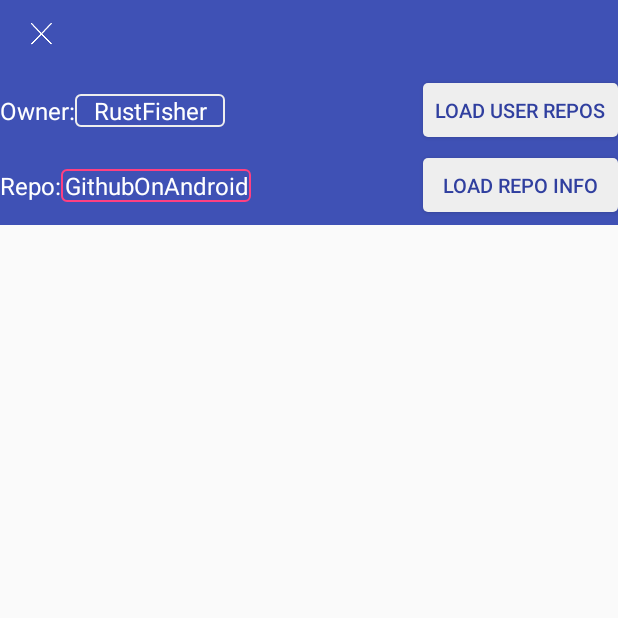
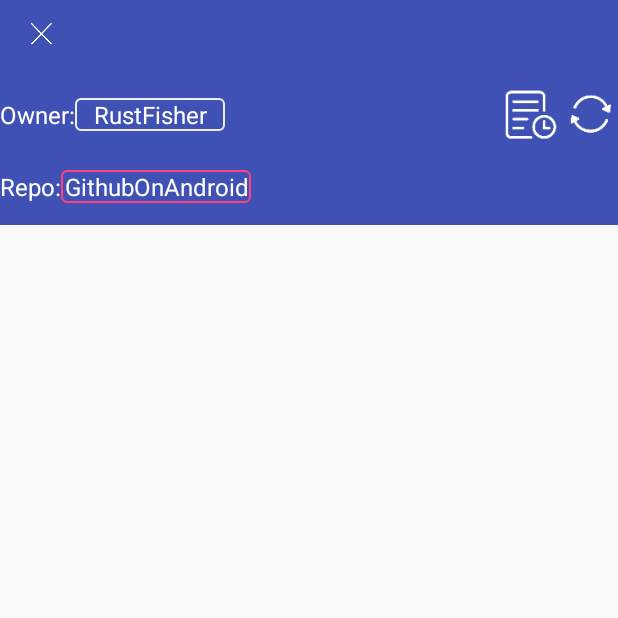
Before and after one commit to RustFisher/GithubOnAndroid, an Android app: the screen it shows after launch (MainActivity), on a phone screen of 412 x 824 dp, the top half of it. Run offline under Robolectric (Android 15) with nearby library versions, the phone set to English and light mode, and no system bars; our stand-ins replace ButterKnife; libraries missing offline, so code that uses them is left out: rx.android.schedulers, rx.functions, rx.schedulers.

```diff
--- a/app/src/main/java/com/rustfisher/githubonandroid/PageManager.java
+++ b/app/src/main/java/com/rustfisher/githubonandroid/PageManager.java
@@ -8,6 +8,15 @@ import java.util.ArrayList;
 public class PageManager {
 
     private static ArrayList<Activity> repoActList = new ArrayList<>();
+    private static ArrayList<String> ownerHistoryTextList = new ArrayList<>();
+
+    public static ArrayList<String> getOwnerHistoryTextList() {
+        return ownerHistoryTextList;
+    }
+
+    public static void setOwnerHistoryTextList(ArrayList<String> ownerHistoryTextList) {
+        PageManager.ownerHistoryTextList = ownerHistoryTextList;
+    }
 
     public static int getRepoActListSize() {
         return repoActList.size();
--- a/app/src/main/java/com/rustfisher/githubonandroid/activity/MainActivity.java
+++ b/app/src/main/java/com/rustfisher/githubonandroid/activity/MainActivity.java
@@ -1,6 +1,7 @@
 package com.rustfisher.githubonandroid.activity;
 
 import android.app.Activity;
+import android.app.FragmentTransaction;
 import android.app.ProgressDialog;
 import android.content.BroadcastReceiver;
 import android.content.Context;
@@ -10,6 +11,7 @@ import android.graphics.Color;
 import android.os.Bundle;
 import android.support.design.widget.CollapsingToolbarLayout;
 import android.support.design.widget.CoordinatorLayout;
+import android.support.v4.content.ContextCompat;
 import android.support.v7.widget.RecyclerView;
 import android.support.v7.widget.Toolbar;
 import android.text.TextUtils;
@@ -22,6 +24,7 @@ import com.rustfisher.githubonandroid.PageManager;
 import com.rustfisher.githubonandroid.R;
 import com.rustfisher.githubonandroid.network.NetworkCenter;
 import com.rustfisher.githubonandroid.network.bean.UserRepo;
+import com.rustfisher.githubonandroid.widget.HistoryDialogFragment;
 import com.rustfisher.githubonandroid.widget.InputField;
 import com.rustfisher.githubonandroid.widget.UserRepoInfo;
 import com.rustfisher.githubonandroid.widget.ViewStore;
@@ -55,6 +58,7 @@ public class MainActivity extends Activity {
 
     private ProgressDialog mProgressDialog;
     private RepoListAdapter mRepoListAdapter;
+    HistoryDialogFragment mHistoryDialogFragment;
 
     @Override
     protected void onCreate(Bundle savedInstanceState) {
@@ -82,6 +86,7 @@ public class MainActivity extends Activity {
     private void initUI() {
         ButterKnife.bind(this);
         mProgressDialog = ViewStore.getProgressDialog1(this);
+        mHistoryDialogFragment = new HistoryDialogFragment();
         mRoot.setOnClickListener(new View.OnClickListener() {
             @Override
             public void onClick(View v) {
@@ -90,8 +95,8 @@ public class MainActivity extends Activity {
         });
 
         mOwnerInputField.setEtText("RustFisher");
-        mOwnerInputField.setText("Owner:", getText(R.string.owner), getText(R.string.load_repos));
-        mOwnerInputField.setRightBtnOnclickListener(new View.OnClickListener() {
+        mOwnerInputField.setText("Owner:", getText(R.string.owner));
+        mOwnerInputField.setFarRightOnclickListener(new View.OnClickListener() {
             @Override
             public void onClick(View v) {
                 hideSoftKeyboard();
@@ -99,10 +104,21 @@ public class MainActivity extends Activity {
                 loadOwnerRepos(mOwnerInputField.getEtText());
             }
         });
+        mOwnerInputField.setRightOnclickListener(new View.OnClickListener() {
+            @Override
+            public void onClick(View v) {
+                Bundle bundle = new Bundle();
+                bundle.putStringArrayList(HistoryDialogFragment.K_HISTORY_LIST, PageManager.getOwnerHistoryTextList());
+                mHistoryDialogFragment.setArguments(bundle);
+                mHistoryDialogFragment.show(getFragmentManager(), "a");
+            }
+        });
+        mOwnerInputField.setFarRightDrawable(ContextCompat.getDrawable(getApplication(), R.mipmap.ic_refresh));
+        mOwnerInputField.setRightIvDrawable(ContextCompat.getDrawable(getApplication(), R.mipmap.ic_history));
 
         mRepoInputField.setEtText("GithubOnAndroid");
-        mRepoInputField.setText("Repo:", getText(R.string.repo), getText(R.string.load_repo_info));
-        mRepoInputField.setRightBtnOnclickListener(new View.OnClickListener() {
+        mRepoInputField.setText("Repo:", getText(R.string.repo));
+        mRepoInputField.setFarRightOnclickListener(new View.OnClickListener() {
             @Override
             public void onClick(View v) {
                 hideSoftKeyboard();
@@ -141,7 +157,7 @@ public class MainActivity extends Activity {
 
     private void initUtils() {
         registerReceiver(mBroadcastReceiver, makeIFilter());
-        loadOwnerRepos(mOwnerInputField.getEtText());
+//        loadOwnerRepos(mOwnerInputField.getEtText());
     }
 
     private void clearEtFocus() {
--- a/app/src/main/java/com/rustfisher/githubonandroid/activity/WelcomeActivity.java
+++ b/app/src/main/java/com/rustfisher/githubonandroid/activity/WelcomeActivity.java
@@ -7,25 +7,56 @@ import android.os.Bundle;
 import android.os.Handler;
 import android.view.WindowManager;
 
+import com.rustfisher.githubonandroid.PageManager;
 import com.rustfisher.githubonandroid.R;
 
+import java.util.ArrayList;
+
 public class WelcomeActivity extends Activity {
-
-    Handler mHandler = new Handler();
 
     @Override
     protected void onCreate(Bundle savedInstanceState) {
         super.onCreate(savedInstanceState);
         setContentView(R.layout.act_welcome);
+        initUI();
+    }
 
-        initUI();
-        mHandler.postDelayed(new Runnable() {
+    @Override
+    protected void onStart() {
+        super.onStart();
+
+        new Thread() {
             @Override
             public void run() {
-                startActivity(new Intent(getApplicationContext(), MainActivity.class));
-                finish();
+                super.run();
+                checkDatabase();
+
+                try {
+                    Thread.sleep(500);
+                } catch (InterruptedException e) {
+                    e.printStackTrace();
+                }
+
+                runOnUiThread(new Runnable() {
+                    @Override
+                    public void run() {
+                        startActivity(new Intent(getApplicationContext(), MainActivity.class));
+                        finish();
+                    }
+                });
             }
-        }, 500);
+        }.start();
+    }
+
+    private void checkDatabase() {
+        ArrayList<String> ownerHistoryTextList = new ArrayList<>();
+        // fixme: use SQLite
+        ownerHistoryTextList.add("Google");
+        ownerHistoryTextList.add("Facebook");
+        ownerHistoryTextList.add("Microsoft");
+        ownerHistoryTextList.add("Bilibili");
+        ownerHistoryTextList.add("RustFisher");
+        PageManager.setOwnerHistoryTextList(ownerHistoryTextList);
     }
 
     private void initUI() {
@@ -38,7 +69,5 @@ public class WelcomeActivity extends Activity {
     @Override
     protected void onDestroy() {
         super.onDestroy();
-        mHandler.removeCallbacksAndMessages(null);
-        mHandler = null;
     }
 }
--- a/app/src/main/java/com/rustfisher/githubonandroid/widget/InputField.java
+++ b/app/src/main/java/com/rustfisher/githubonandroid/widget/InputField.java
@@ -1,10 +1,12 @@
 package com.rustfisher.githubonandroid.widget;
 
 import android.content.Context;
+import android.graphics.drawable.Drawable;
 import android.util.AttributeSet;
 import android.view.LayoutInflater;
 import android.widget.Button;
 import android.widget.EditText;
+import android.widget.ImageView;
 import android.widget.RelativeLayout;
 import android.widget.TextView;
 
@@ -15,7 +17,8 @@ public class InputField extends RelativeLayout {
     private RelativeLayout reLayout;
     private TextView leftTv;
     private EditText middleEt;
-    private Button rightBtn;
+    private ImageView farRightIv;
+    private ImageView rightIv;
 
     public InputField(Context context) {
         this(context, null);
@@ -29,17 +32,31 @@ public class InputField extends RelativeLayout {
         }
         leftTv = (TextView) reLayout.findViewById(R.id.leftTv);
         middleEt = (EditText) reLayout.findViewById(R.id.middleEt);
-        rightBtn = (Button) reLayout.findViewById(R.id.rightBtn);
+        farRightIv = (ImageView) reLayout.findViewById(R.id.farRightIv);
+        rightIv = (ImageView) reLayout.findViewById(R.id.rightIv);
     }
 
-    public void setText(CharSequence leftText, CharSequence etHint, CharSequence btnText) {
+    public void setRightIvDrawable(Drawable drawable) {
+        rightIv.setImageDrawable(drawable);
+        rightIv.setVisibility(VISIBLE);
+    }
+
+    public void setFarRightDrawable(Drawable drawable) {
+        farRightIv.setImageDrawable(drawable);
+        farRightIv.setVisibility(VISIBLE);
+    }
+
+    public void setText(CharSequence leftText, CharSequence etHint) {
         leftTv.setText(leftText);
         middleEt.setHint(etHint);
-        rightBtn.setText(btnText);
     }
 
-    public void setRightBtnOnclickListener(OnClickListener listener) {
-        rightBtn.setOnClickListener(listener);
+    public void setRightOnclickListener(OnClickListener listener) {
+        rightIv.setOnClickListener(listener);
+    }
+
+    public void setFarRightOnclickListener(OnClickListener listener) {
+        farRightIv.setOnClickListener(listener);
     }
 
     public void setEtText(CharSequence etText) {
@@ -62,7 +79,7 @@ public class InputField extends RelativeLayout {
         return middleEt;
     }
 
-    public Button getRightBtn() {
-        return rightBtn;
+    public ImageView getRightBtn() {
+        return farRightIv;
     }
 }
--- a/app/src/main/res/layout/input_layout.xml
+++ b/app/src/main/res/layout/input_layout.xml
@@ -1,7 +1,7 @@
 <?xml version="1.0" encoding="utf-8"?>
 <RelativeLayout xmlns:android="http://schemas.android.com/apk/res/android"
     android:layout_width="match_parent"
-    android:layout_height="50dp">
+    android:layout_height="48dp">
 
     <TextView
         android:id="@+id/leftTv"
@@ -11,16 +11,24 @@
         android:textColor="@android:color/white"
         android:textSize="16sp" />
 
-    <Button
-        android:id="@+id/rightBtn"
-        android:layout_width="130dp"
+    <ImageView
+        android:id="@+id/farRightIv"
+        android:layout_width="36dp"
         android:layout_height="36dp"
         android:layout_alignParentEnd="true"
         android:layout_centerVertical="true"
-        android:background="@drawable/se_btn_bg"
-        android:text="button"
-        android:textColor="@color/colorBg4"
-        android:textSize="@dimen/text_size_1" />
+        android:scaleType="centerInside"
+        android:visibility="invisible" />
+
+    <ImageView
+        android:id="@+id/rightIv"
+        android:layout_width="36dp"
+        android:layout_height="36dp"
+        android:layout_centerVertical="true"
+        android:layout_marginEnd="4dp"
+        android:layout_toStartOf="@id/farRightIv"
+        android:scaleType="centerInside"
+        android:visibility="invisible" />
 
     <EditText
         android:id="@+id/middleEt"
```
Also changed, not shown: app/src/main/java/com/rustfisher/githubonandroid/widget/HistoryDialogFragment.java (added, +53 -0 lines), app/src/main/java/com/rustfisher/githubonandroid/widget/HistoryListAdapter.java (added, +70 -0 lines), app/src/main/res/layout/dialog_history.xml (added, +24 -0 lines), app/src/main/res/layout/list_item_text_1.xml (added, +15 -0 lines), app/src/main/res/mipmap-xxhdpi/ic_history.png (added), app/src/main/res/mipmap-xxhdpi/ic_refresh.png (added).
